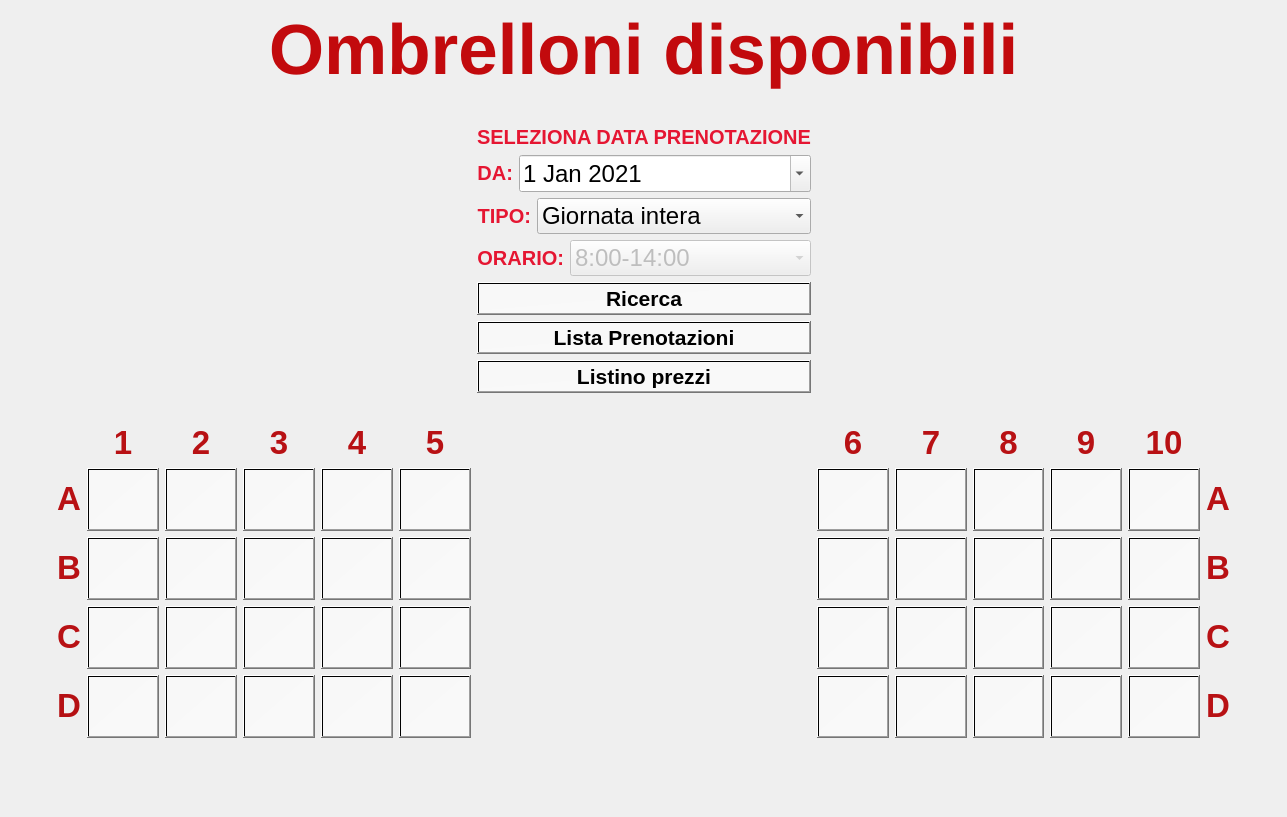
The window that ui/ombrelloni_1.ui (Raccispini/Progetto-Hotel) describes before a commit, drawn with Qt 5.
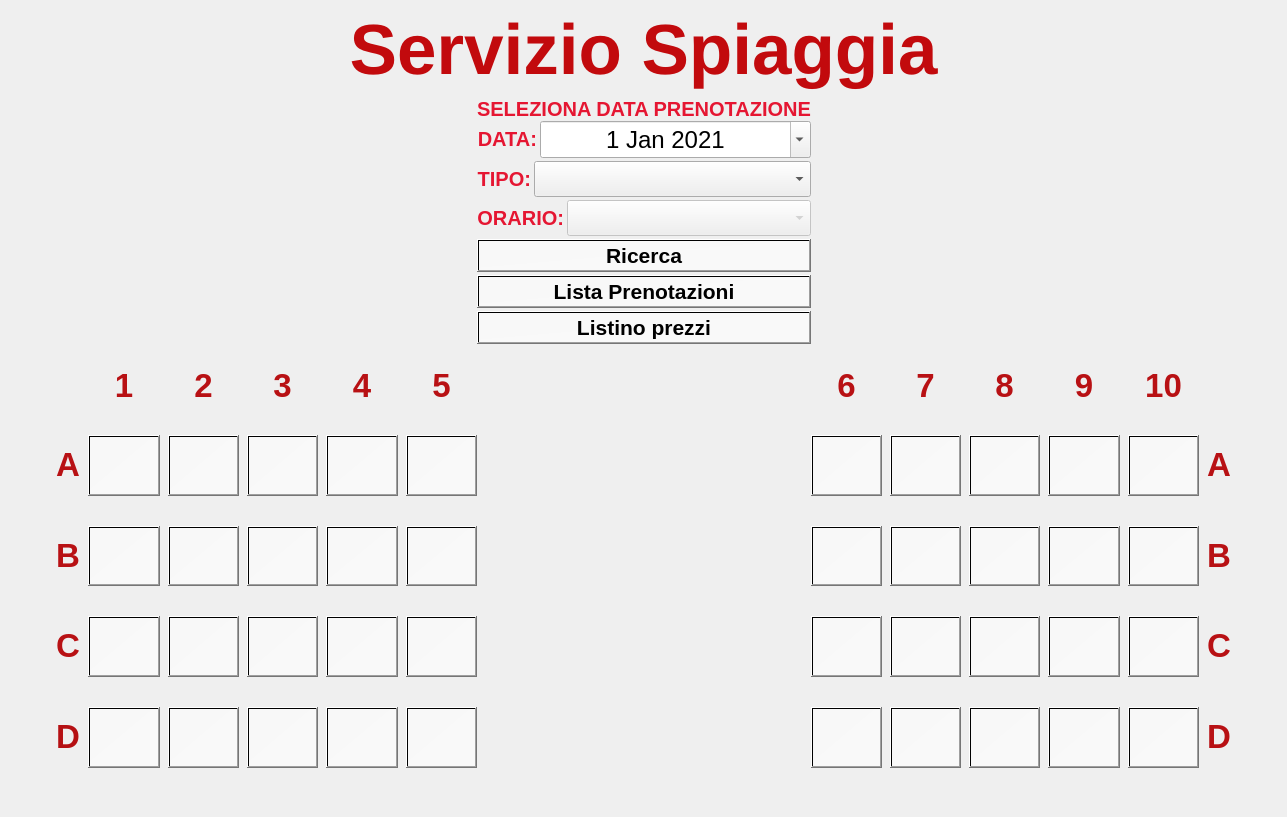
The same window after the commit. Icons and pictures are not drawn.

Commit message: Ombrelloni quasi completo

The edit to the form file:
```diff
--- a/ui/ombrelloni_1.ui
+++ b/ui/ombrelloni_1.ui
@@ -54,7 +54,7 @@
        <string notr="true">background-image: url(:/ombrelloni/tpg.png);</string>
       </property>
       <property name="text">
-       <string>&lt;html&gt;&lt;head/&gt;&lt;body&gt;&lt;p&gt;&lt;span style=&quot; font-weight:600; color:#c20a0d;&quot;&gt;Ombrelloni disponibili&lt;/span&gt;&lt;/p&gt;&lt;/body&gt;&lt;/html&gt;</string>
+       <string>&lt;html&gt;&lt;head/&gt;&lt;body&gt;&lt;p&gt;&lt;span style=&quot; color:#c20a0d;&quot;&gt;Servizio Spiaggia&lt;/span&gt;&lt;/p&gt;&lt;/body&gt;&lt;/html&gt;</string>
       </property>
       <property name="textFormat">
        <enum>Qt::AutoText</enum>
@@ -66,11 +66,23 @@
     </item>
     <item row="1" column="0">
      <layout class="QGridLayout" name="gridLayout_3">
+      <property name="rightMargin">
+       <number>0</number>
+      </property>
       <property name="bottomMargin">
-       <number>30</number>
+       <number>0</number>
       </property>
-      <item row="3" column="2">
+      <property name="spacing">
+       <number>0</number>
+      </property>
+      <item row="2" column="2">
        <layout class="QGridLayout" name="gridLayout_2">
+        <property name="horizontalSpacing">
+         <number>8</number>
+        </property>
+        <property name="verticalSpacing">
+         <number>30</number>
+        </property>
         <item row="0" column="4">
          <widget class="QLabel" name="label_21">
           <property name="sizePolicy">
@@ -1424,7 +1436,7 @@
         </item>
        </layout>
       </item>
-      <item row="4" column="0">
+      <item row="3" column="0">
        <spacer name="verticalSpacer">
         <property name="orientation">
          <enum>Qt::Vertical</enum>
@@ -1440,23 +1452,7 @@
         </property>
        </spacer>
       </item>
-      <item row="4" column="2">
-       <spacer name="verticalSpacer_2">
-        <property name="orientation">
-         <enum>Qt::Vertical</enum>
-        </property>
-        <property name="sizeType">
-         <enum>QSizePolicy::Fixed</enum>
-        </property>
-        <property name="sizeHint" stdset="0">
-         <size>
-          <width>20</width>
-          <height>40</height>
-         </size>
-        </property>
-       </spacer>
-      </item>
-      <item row="1" column="1">
+      <item row="0" column="1">
        <widget class="QLabel" name="label">
         <property name="sizePolicy">
          <sizepolicy hsizetype="Fixed" vsizetype="Fixed">
@@ -1483,8 +1479,8 @@
         </property>
        </widget>
       </item>
-      <item row="0" column="1">
-       <spacer name="verticalSpacer_3">
+      <item row="3" column="2">
+       <spacer name="verticalSpacer_2">
         <property name="orientation">
          <enum>Qt::Vertical</enum>
         </property>
@@ -1493,17 +1489,26 @@
         </property>
         <property name="sizeHint" stdset="0">
          <size>
-          <width>13</width>
-          <height>28</height>
+          <width>20</width>
+          <height>40</height>
          </size>
         </property>
        </spacer>
       </item>
-      <item row="2" column="1">
+      <item row="1" column="1">
        <layout class="QVBoxLayout" name="verticalLayout">
+        <property name="spacing">
+         <number>3</number>
+        </property>
         <property name="sizeConstraint">
          <enum>QLayout::SetDefaultConstraint</enum>
         </property>
+        <property name="topMargin">
+         <number>0</number>
+        </property>
+        <property name="bottomMargin">
+         <number>0</number>
+        </property>
         <item>
          <layout class="QHBoxLayout" name="horizontalLayout_3">
           <item>
@@ -1529,7 +1534,7 @@
 color: rgb(229, 22, 50);</string>
               </property>
               <property name="text">
-               <string>DA:</string>
+               <string>DATA:</string>
               </property>
               <property name="alignment">
                <set>Qt::AlignRight|Qt::AlignTrailing|Qt::AlignVCenter</set>
@@ -1549,6 +1554,9 @@
                 <pointsize>18</pointsize>
                </font>
               </property>
+              <property name="alignment">
+               <set>Qt::AlignCenter</set>
+              </property>
               <property name="calendarPopup">
                <bool>true</bool>
               </property>
@@ -1610,7 +1618,7 @@
             </property>
             <item>
              <property name="text">
-              <string>Giornata intera</string>
+              <string/>
              </property>
             </item>
             <item>
@@ -1667,12 +1675,7 @@
             </property>
             <item>
              <property name="text">
-              <string>8:00-14:00</string>
-             </property>
-            </item>
-            <item>
-             <property name="text">
-              <string>15:00-20:00</string>
+              <string/>
              </property>
             </item>
            </widget>
@@ -1747,8 +1750,14 @@
         </item>
        </layout>
       </item>
-      <item row="3" column="0">
+      <item row="2" column="0">
        <layout class="QGridLayout" name="gridLayout">
+        <property name="horizontalSpacing">
+         <number>8</number>
+        </property>
+        <property name="verticalSpacing">
+         <number>30</number>
+        </property>
         <item row="4" column="1">
          <widget class="QPushButton" name="pB_D1">
           <property name="sizePolicy">
```
Left out of the diff: 7 changed lines with no effect on the pictures. The commit also changes 18 other files.
